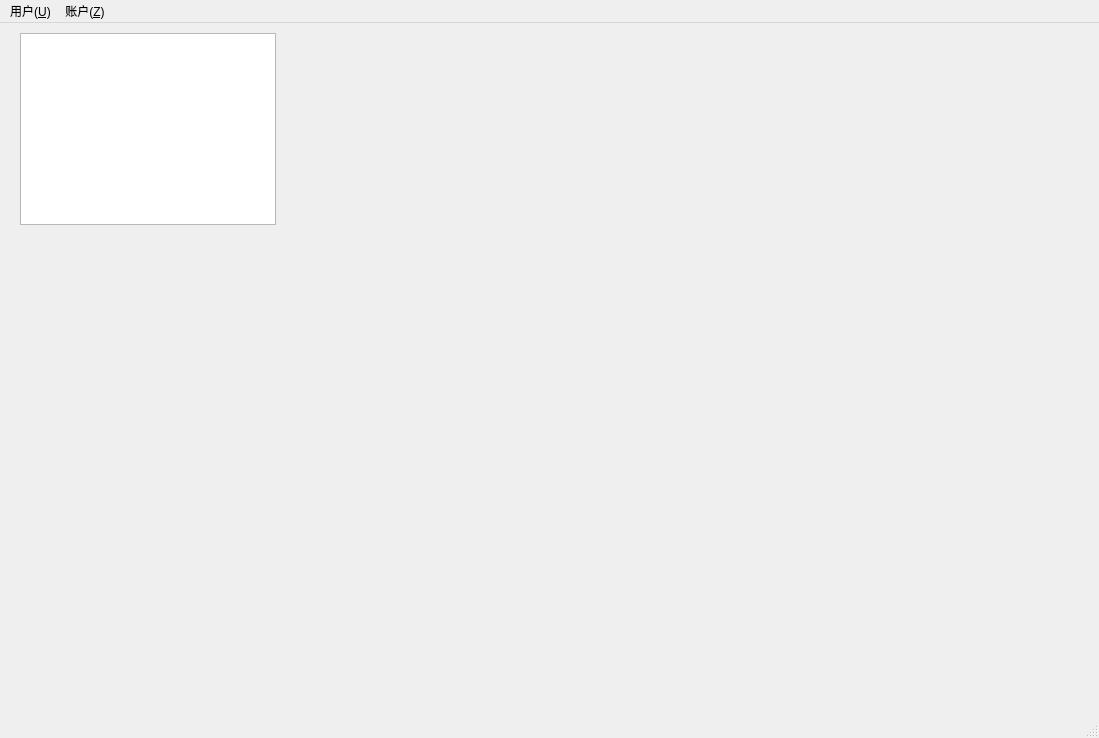
AckerlyLau/BankMaster, file mainwindow.ui: the form before one commit.
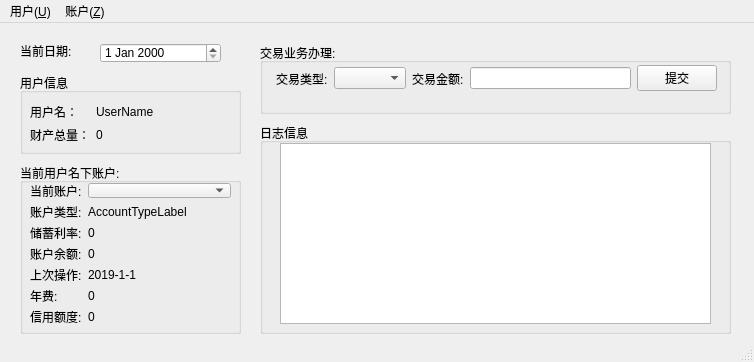
The form after the commit.

Commit message: 基本完成，还差一个日志排序

What changed in the file:
```diff
--- a/mainwindow.ui
+++ b/mainwindow.ui
@@ -6,23 +6,289 @@
    <rect>
     <x>0</x>
     <y>0</y>
-    <width>1099</width>
-    <height>738</height>
+    <width>754</width>
+    <height>362</height>
    </rect>
   </property>
   <property name="windowTitle">
    <string>银行账户管理系统 刘洋 计科184</string>
   </property>
   <widget class="QWidget" name="centralwidget">
-   <widget class="QTableWidget" name="tableWidget">
+   <widget class="QGroupBox" name="groupBox">
     <property name="geometry">
      <rect>
+      <x>260</x>
+      <y>20</y>
+      <width>471</width>
+      <height>71</height>
+     </rect>
+    </property>
+    <property name="title">
+     <string>交易业务办理:</string>
+    </property>
+    <widget class="QWidget" name="horizontalLayoutWidget">
+     <property name="geometry">
+      <rect>
+       <x>16</x>
+       <y>10</y>
+       <width>441</width>
+       <height>51</height>
+      </rect>
+     </property>
+     <layout class="QHBoxLayout" name="horizontalLayout">
+      <item>
+       <widget class="QLabel" name="label_4">
+        <property name="text">
+         <string>交易类型:</string>
+        </property>
+       </widget>
+      </item>
+      <item>
+       <widget class="QComboBox" name="TransTypeComboBox"/>
+      </item>
+      <item>
+       <widget class="QLabel" name="label_5">
+        <property name="text">
+         <string>交易金额:</string>
+        </property>
+       </widget>
+      </item>
+      <item>
+       <widget class="QLineEdit" name="TransAmountLineEdit"/>
+      </item>
+      <item>
+       <widget class="QPushButton" name="SubmitTransButton">
+        <property name="text">
+         <string>提交</string>
+        </property>
+       </widget>
+      </item>
+     </layout>
+    </widget>
+   </widget>
+   <widget class="QGroupBox" name="groupBox_3">
+    <property name="geometry">
+     <rect>
       <x>20</x>
-      <y>10</y>
-      <width>256</width>
-      <height>192</height>
+      <y>50</y>
+      <width>221</width>
+      <height>81</height>
      </rect>
     </property>
+    <property name="title">
+     <string>用户信息</string>
+    </property>
+    <widget class="QWidget" name="formLayoutWidget">
+     <property name="geometry">
+      <rect>
+       <x>10</x>
+       <y>30</y>
+       <width>201</width>
+       <height>41</height>
+      </rect>
+     </property>
+     <layout class="QFormLayout" name="formLayout">
+      <item row="0" column="0">
+       <widget class="QLabel" name="label">
+        <property name="text">
+         <string>用户名：</string>
+        </property>
+       </widget>
+      </item>
+      <item row="0" column="1">
+       <widget class="QLabel" name="UserNameLabel">
+        <property name="text">
+         <string>UserName</string>
+        </property>
+       </widget>
+      </item>
+      <item row="1" column="0">
+       <widget class="QLabel" name="label_2">
+        <property name="text">
+         <string>财产总量：</string>
+        </property>
+       </widget>
+      </item>
+      <item row="1" column="1">
+       <widget class="QLabel" name="UserBalanceLabel">
+        <property name="text">
+         <string>0</string>
+        </property>
+       </widget>
+      </item>
+     </layout>
+    </widget>
+   </widget>
+   <widget class="QGroupBox" name="groupBox_2">
+    <property name="geometry">
+     <rect>
+      <x>20</x>
+      <y>140</y>
+      <width>221</width>
+      <height>171</height>
+     </rect>
+    </property>
+    <property name="title">
+     <string>当前用户名下账户:</string>
+    </property>
+    <widget class="QWidget" name="formLayoutWidget_3">
+     <property name="geometry">
+      <rect>
+       <x>10</x>
+       <y>20</y>
+       <width>201</width>
+       <height>141</height>
+      </rect>
+     </property>
+     <layout class="QFormLayout" name="formLayout_4">
+      <item row="0" column="0">
+       <widget class="QLabel" name="label_3">
+        <property name="text">
+         <string>当前账户:</string>
+        </property>
+       </widget>
+      </item>
+      <item row="0" column="1">
+       <widget class="QComboBox" name="AccountTypeComobox"/>
+      </item>
+      <item row="1" column="0">
+       <widget class="QLabel" name="label_9">
+        <property name="text">
+         <string>账户类型:</string>
+        </property>
+       </widget>
+      </item>
+      <item row="2" column="0">
+       <widget class="QLabel" name="AccountTypeRateTitleLabel">
+        <property name="text">
+         <string>储蓄利率:</string>
+        </property>
+       </widget>
+      </item>
+      <item row="3" column="0">
+       <widget class="QLabel" name="label_11">
+        <property name="text">
+         <string>账户余额:</string>
+        </property>
+       </widget>
+      </item>
+      <item row="1" column="1">
+       <widget class="QLabel" name="AccountTypeLabel">
+        <property name="text">
+         <string>AccountTypeLabel</string>
+        </property>
+       </widget>
+      </item>
+      <item row="2" column="1">
+       <widget class="QLabel" name="AccountRateLabel">
+        <property name="text">
+         <string>0</string>
+        </property>
+       </widget>
+      </item>
+      <item row="3" column="1">
+       <widget class="QLabel" name="AccountBalanceLabel">
+        <property name="text">
+         <string>0</string>
+        </property>
+       </widget>
+      </item>
+      <item row="4" column="0">
+       <widget class="QLabel" name="label_14">
+        <property name="text">
+         <string>上次操作:</string>
+        </property>
+       </widget>
+      </item>
+      <item row="4" column="1">
+       <widget class="QLabel" name="AccountOperateDateLabel">
+        <property name="text">
+         <string>2019-1-1</string>
+        </property>
+       </widget>
+      </item>
+      <item row="5" column="0">
+       <widget class="QLabel" name="AccountAnnualFeeTitleLabel">
+        <property name="text">
+         <string>年费:</string>
+        </property>
+       </widget>
+      </item>
+      <item row="6" column="0">
+       <widget class="QLabel" name="AccountCreditTitleLabek">
+        <property name="text">
+         <string>信用额度:</string>
+        </property>
+       </widget>
+      </item>
+      <item row="5" column="1">
+       <widget class="QLabel" name="AccountAnnualFeeLabel">
+        <property name="text">
+         <string>0</string>
+        </property>
+       </widget>
+      </item>
+      <item row="6" column="1">
+       <widget class="QLabel" name="AccountCreditLabel">
+        <property name="text">
+         <string>0</string>
+        </property>
+       </widget>
+      </item>
+     </layout>
+    </widget>
+   </widget>
+   <widget class="QDateEdit" name="TodayEdit">
+    <property name="geometry">
+     <rect>
+      <x>100</x>
+      <y>20</y>
+      <width>121</width>
+      <height>20</height>
+     </rect>
+    </property>
+   </widget>
+   <widget class="QLabel" name="nowDateLabel">
+    <property name="geometry">
+     <rect>
+      <x>20</x>
+      <y>20</y>
+      <width>71</width>
+      <height>16</height>
+     </rect>
+    </property>
+    <property name="maximumSize">
+     <size>
+      <width>132</width>
+      <height>19</height>
+     </size>
+    </property>
+    <property name="text">
+     <string>当前日期:</string>
+    </property>
+   </widget>
+   <widget class="QGroupBox" name="groupBox_4">
+    <property name="geometry">
+     <rect>
+      <x>260</x>
+      <y>100</y>
+      <width>471</width>
+      <height>211</height>
+     </rect>
+    </property>
+    <property name="title">
+     <string>日志信息</string>
+    </property>
+    <widget class="QTextBrowser" name="LogTextBrowser">
+     <property name="geometry">
+      <rect>
+       <x>20</x>
+       <y>20</y>
+       <width>431</width>
+       <height>181</height>
+      </rect>
+     </property>
+    </widget>
    </widget>
   </widget>
   <widget class="QMenuBar" name="menubar">
@@ -30,7 +296,7 @@
     <rect>
      <x>0</x>
      <y>0</y>
-     <width>1099</width>
+     <width>754</width>
      <height>23</height>
     </rect>
    </property>
```
Left out of the diff: 2 changed lines with no effect on the pictures. The commit also changes 26 other files.
